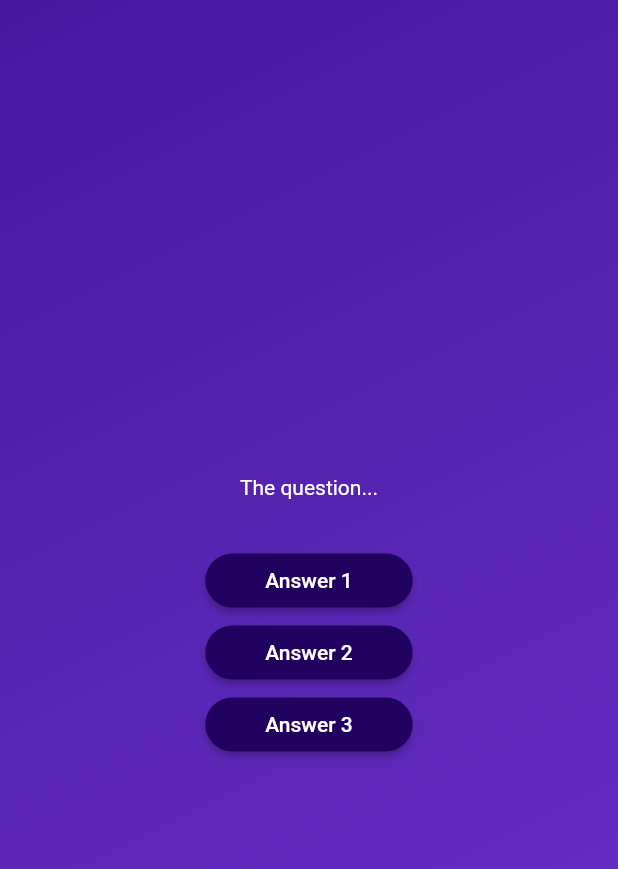
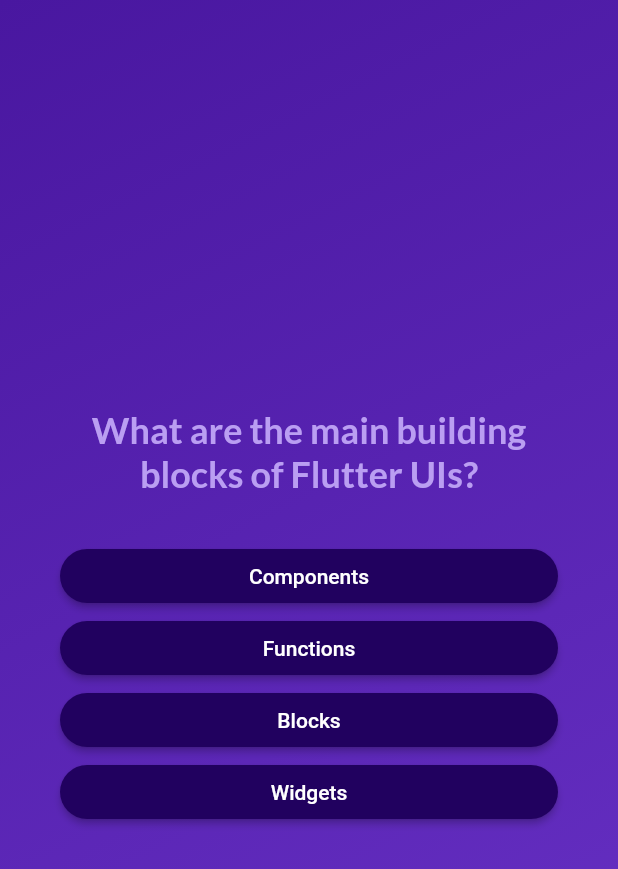
Before and after one commit to IsobeHiroshi/flutter-quiz, a Flutter app: the screen it shows after launch, after a tap on "Start Quiz", on a phone screen of 412 x 824 dp. Shown: the top 869 px of the screen. Run offline on Flutter 3.47's test engine with Material 2 defaults, Android fonts, the phone set to English and light mode, and no system bars; our stand-ins replace google_fonts.

Commit message:
Screen transition

```diff
--- a/lib/answer_button.dart
+++ b/lib/answer_button.dart
@@ -22,7 +22,10 @@ class AnswerButton extends StatelessWidget {
           borderRadius: BorderRadius.circular(40),
         ),
       ),
-      child: Text(answerText),
+      child: Text(
+        answerText,
+        textAlign: TextAlign.center,
+      ),
     );
   }
 }
--- a/lib/models/quiz_question.dart
+++ b/lib/models/quiz_question.dart
@@ -3,4 +3,10 @@ class QuizQuestion {
 
   final String text;
   final List<String> answers;
+
+  List<String> getShuffledAnswers() {
+    final shuffledList = List.of(answers);
+    shuffledList.shuffle();
+    return shuffledList;
+  }
 }
--- a/lib/questions_screen.dart
+++ b/lib/questions_screen.dart
@@ -1,8 +1,15 @@
 import 'package:adv_basics/answer_button.dart';
+import 'package:adv_basics/data/questions.dart';
 import 'package:flutter/material.dart';
+import 'package:google_fonts/google_fonts.dart';
 
 class QuestionsScreen extends StatefulWidget {
-  const QuestionsScreen({super.key});
+  const QuestionsScreen({
+    super.key,
+    required this.onSelectAnswer,
+  });
+
+  final void Function(String answer) onSelectAnswer;
 
   @override
   State<QuestionsScreen> createState() {
@@ -11,24 +18,51 @@ class QuestionsScreen extends StatefulWidget {
 }
 
 class _QuestionsScreenState extends State<QuestionsScreen> {
+  var currentQuestionIndex = 0;
+
+  void answerQuestion(String selectedAnswer) {
+    widget.onSelectAnswer(selectedAnswer);
+    setState(
+      () {
+        // currentQuestionIndex = currentQuestionIndex + 1;
+        // currentQuestionIndex += 1;
+        currentQuestionIndex++;
+      },
+    );
+  }
+
   @override
   Widget build(context) {
+    final currentQuestion = questions[currentQuestionIndex];
+
     return SizedBox(
       width: double.infinity,
+      child: Container(
+        margin: const EdgeInsets.all(40),
         child: Column(
+          crossAxisAlignment: CrossAxisAlignment.stretch,
           mainAxisAlignment: MainAxisAlignment.center,
           children: [
-          const Text(
-            'The question...',
-            style: TextStyle(
-              color: Colors.white,
+            Text(
+              currentQuestion.text,
+              style: GoogleFonts.lato(
+                color: Color.fromARGB(255, 186, 158, 242),
+                fontSize: 24,
+                fontWeight: FontWeight.bold,
               ),
+              textAlign: TextAlign.center,
             ),
             const SizedBox(height: 30),
-          AnswerButton(answerText: 'Answer 1', onTap: () {}),
-          AnswerButton(answerText: 'Answer 2', onTap: () {}),
-          AnswerButton(answerText: 'Answer 3', onTap: () {}),
+            ...currentQuestion.getShuffledAnswers().map((answer) {
+              return AnswerButton(
+                answerText: answer,
+                onTap: () {
+                  answerQuestion(answer);
+                },
+              );
+            }),
           ],
+        ),
       ),
     );
   }
--- a/lib/quiz.dart
+++ b/lib/quiz.dart
@@ -1,3 +1,4 @@
+import 'package:adv_basics/data/questions.dart';
 import 'package:adv_basics/questions_screen.dart';
 import 'package:adv_basics/start_screen.dart';
 import 'package:flutter/material.dart';
@@ -12,6 +13,7 @@ class Quiz extends StatefulWidget {
 }
 
 class _QuizState extends State<Quiz> {
+  List<String> selectedAnswers = [];
   var activeScreen = 'start-screen';
 
   void switchScreen() {
@@ -20,12 +22,25 @@ class _QuizState extends State<Quiz> {
     });
   }
 
+  void chooseAnswer(String answer) {
+    selectedAnswers.add(answer);
+
+    if (selectedAnswers.length == questions.length) {
+      setState(() {
+        selectedAnswers = [];
+        activeScreen = 'start-screen';
+      });
+    }
+  }
+
   @override
   Widget build(context) {
     Widget screenWidget = StartScreen(switchScreen);
 
     if (activeScreen == 'questions-screen') {
-      screenWidget = const QuestionsScreen();
+      screenWidget = QuestionsScreen(
+        onSelectAnswer: chooseAnswer,
+      );
     }
 
     return MaterialApp(
--- a/lib/start_screen.dart
+++ b/lib/start_screen.dart
@@ -1,5 +1,6 @@
 import "package:adv_basics/start_button.dart";
 import "package:flutter/material.dart";
+import "package:google_fonts/google_fonts.dart";
 
 class StartScreen extends StatelessWidget {
   const StartScreen(this.startQuiz, {super.key});
@@ -18,10 +19,10 @@ class StartScreen extends StatelessWidget {
             color: const Color.fromARGB(153, 255, 255, 255),
           ),
           const SizedBox(height: 80),
-          const Text(
+          Text(
             "Learn the Flutter the fun way!",
-            style: TextStyle(
-              color: Color.fromARGB(255, 229, 208, 250),
+            style: GoogleFonts.lato(
+              color: const Color.fromARGB(255, 186, 158, 242),
               fontSize: 24,
             ),
           ),
--- a/pubspec.yaml
+++ b/pubspec.yaml
@@ -35,6 +35,7 @@ dependencies:
   # The following adds the Cupertino Icons font to your application.
   # Use with the CupertinoIcons class for iOS style icons.
   cupertino_icons: ^1.0.2
+  google_fonts: ^4.0.5
 
 dev_dependencies:
   flutter_test:
```
Also changed, not shown: pubspec.lock, 5 other files. Lines whose indentation alone changed are shown as unchanged.
